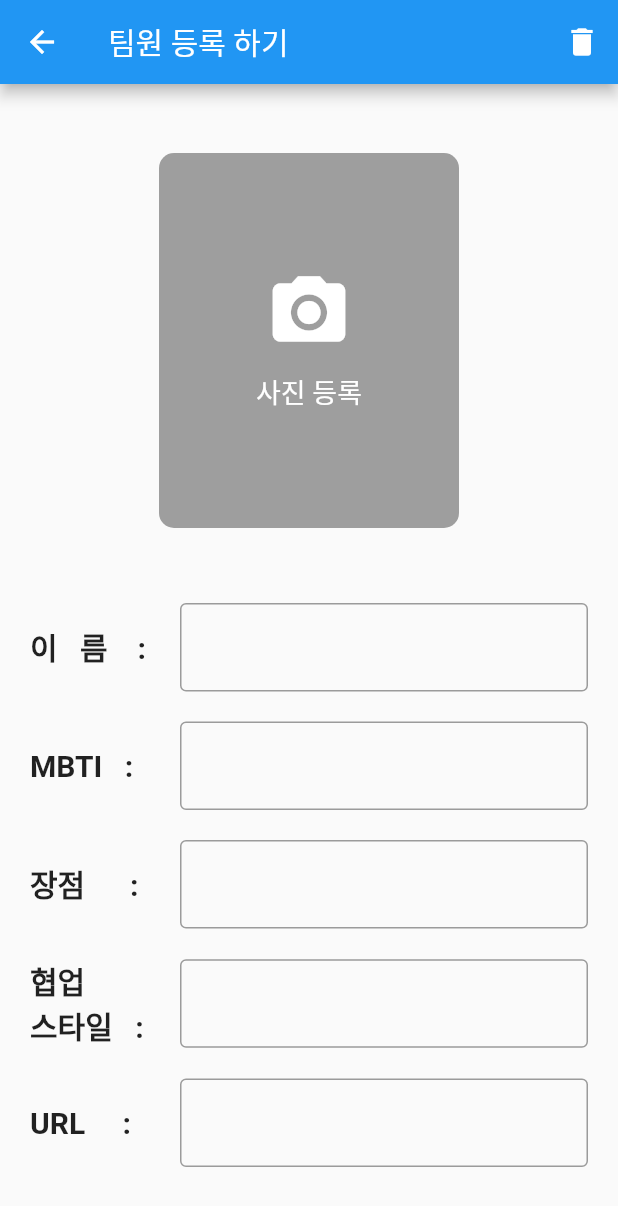
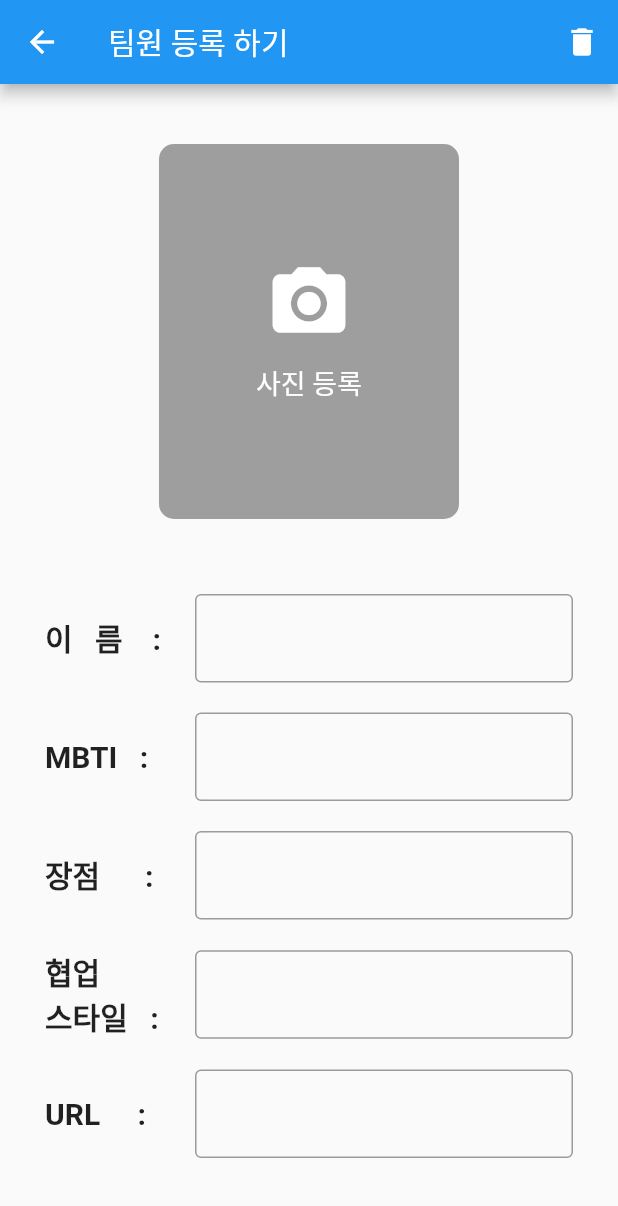
Before and after one commit to lcho3878/teampage, a Flutter app: the MemberAdd screen opened directly, on a phone screen of 412 x 824 dp. Shown: the top 1206 px of the screen. Run offline on Flutter 3.47's test engine with Material 2 defaults, Android fonts, the phone set to English and light mode, and no system bars.

Commit message:
유아이완성

```diff
--- a/lib/main.dart
+++ b/lib/main.dart
@@ -118,6 +118,7 @@ class MemberAdd extends StatelessWidget {
             icon: Icon(Icons.delete),
             onPressed: () {
               showDialog(
+                // 쓰레기통 아이콘 누를시 다이얼로그 창
                 context: context,
                 builder: (BuildContext context) {
                   return AlertDialog(
@@ -127,14 +128,16 @@ class MemberAdd extends StatelessWidget {
                       TextButton(
                         child: Text('취소'),
                         onPressed: () {
-                          Navigator.of(context).pop(); // 다이얼로그 닫기
+                          Navigator.of(context).pop();
                         },
                       ),
                       TextButton(
                         child: Text('삭제'),
                         onPressed: () {
-                          // 삭제 동작을 수행하는 코드
+                          // 버튼 누를시 삭제 동작을 수행하는 코드
                           Navigator.of(context).pop(); // 다이얼로그 닫기
+
+                          Navigator.of(context).pop(); // 팀원 소개 페이지로 돌아가기
                         },
                       ),
                     ],
@@ -145,24 +148,23 @@ class MemberAdd extends StatelessWidget {
           ),
         ],
       ),
-      body: Center(
+      body: SingleChildScrollView(
+        child: Center(
           child: Padding(
-          padding: const EdgeInsets.all(20),
+            padding: const EdgeInsets.all(30),
             child: Column(
               mainAxisAlignment: MainAxisAlignment.center,
               children: [
-              Stack(
-                alignment: Alignment.center,
-                children: [
-                  Container(
+                Padding(
+                  padding: const EdgeInsets.symmetric(vertical: 10),
+                  child: Container(
                     width: 200,
                     height: 250,
                     decoration: BoxDecoration(
                       borderRadius: BorderRadius.circular(10),
                       color: Colors.grey,
                     ),
-                  ),
-                  Column(
+                    child: Column(
                       mainAxisAlignment: MainAxisAlignment.center,
                       children: [
                         Icon(
@@ -180,11 +182,9 @@ class MemberAdd extends StatelessWidget {
                         ),
                       ],
                     ),
-                ],
                   ),
-              SizedBox(
-                height: 50,
                 ),
+                SizedBox(height: 40),
                 Row(
                   children: [
                     SizedBox(
@@ -198,15 +198,12 @@ class MemberAdd extends StatelessWidget {
                       ),
                     ),
                     Expanded(
-                    child: Container(
-                      width: 100,
                       child: TextField(
                         decoration: InputDecoration(
                           border: OutlineInputBorder(
                             borderSide: BorderSide(
-                              color: Colors.grey, // 회색으로 테두리 색상 설정
-                              width: 2.0, // 테두리의 두께 설정
-                            ),
+                              color: Colors.grey,
+                              width: 2.0,
                             ),
                           ),
                         ),
@@ -232,8 +229,8 @@ class MemberAdd extends StatelessWidget {
                         decoration: InputDecoration(
                           border: OutlineInputBorder(
                             borderSide: BorderSide(
-                            color: Colors.grey, // 회색으로 테두리 색상 설정
-                            width: 2.0, // 테두리의 두께 설정
+                              color: Colors.grey,
+                              width: 2.0,
                             ),
                           ),
                         ),
@@ -259,8 +256,8 @@ class MemberAdd extends StatelessWidget {
                         decoration: InputDecoration(
                           border: OutlineInputBorder(
                             borderSide: BorderSide(
-                            color: Colors.grey, // 회색으로 테두리 색상 설정
-                            width: 2.0, // 테두리의 두께 설정
+                              color: Colors.grey,
+                              width: 2.0,
                             ),
                           ),
                         ),
@@ -286,8 +283,8 @@ class MemberAdd extends StatelessWidget {
                         decoration: InputDecoration(
                           border: OutlineInputBorder(
                             borderSide: BorderSide(
-                            color: Colors.grey, // 회색으로 테두리 색상 설정
-                            width: 2.0, // 테두리의 두께 설정
+                              color: Colors.grey,
+                              width: 2.0,
                             ),
                           ),
                         ),
@@ -313,8 +310,8 @@ class MemberAdd extends StatelessWidget {
                         decoration: InputDecoration(
                           border: OutlineInputBorder(
                             borderSide: BorderSide(
-                            color: Colors.grey, // 회색으로 테두리 색상 설정
-                            width: 2.0, // 테두리의 두께 설정
+                              color: Colors.grey,
+                              width: 2.0,
                             ),
                           ),
                         ),
@@ -323,6 +320,7 @@ class MemberAdd extends StatelessWidget {
                   ],
                 ),
               ],
+            ),
           ),
         ),
       ),
```
Lines whose indentation alone changed are shown as unchanged.
